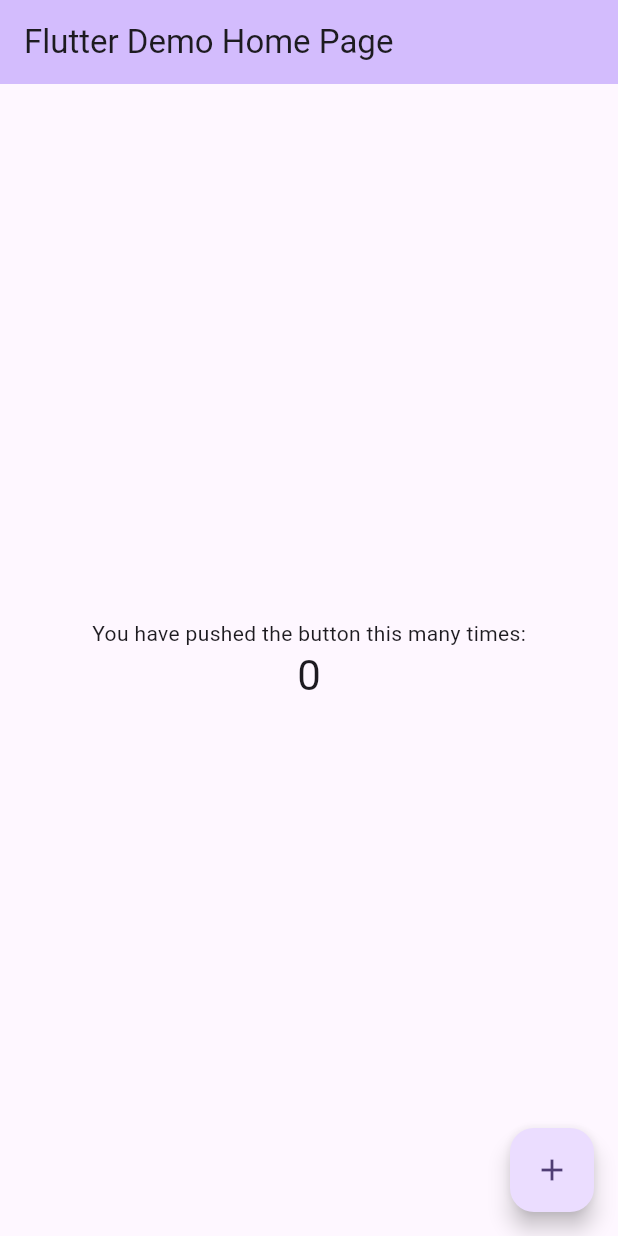
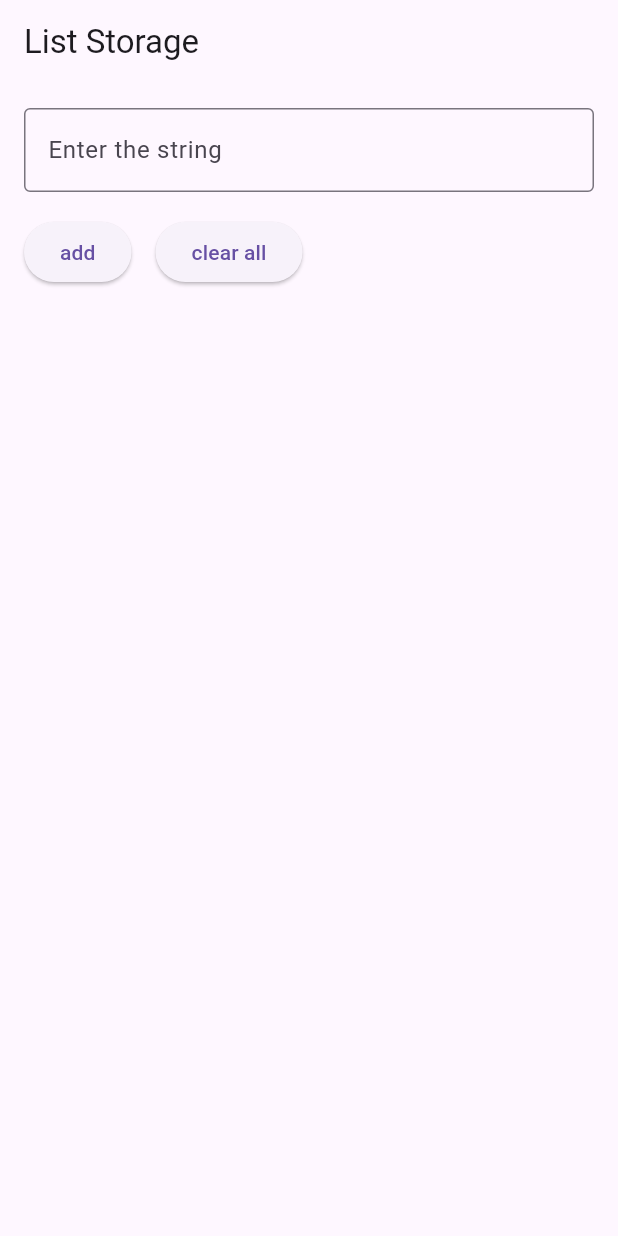
Before and after one commit to RiyaMey/sqflite_study, a Flutter app: the screen it shows after launch, on a phone screen of 412 x 824 dp. Run offline on Flutter 3.47's test engine with Material 3 defaults, Android fonts, the phone set to English and light mode, and no system bars; our stand-ins replace sqflite; accounts and stored records are empty.

Commit message:
initial interface and functionality

```diff
--- a/lib/main.dart
+++ b/lib/main.dart
@@ -1,4 +1,7 @@
 import 'package:flutter/material.dart';
+import 'dart:async';
+import 'package:sqflite_study/data_base.dart';
+import 'package:sqflite_study/word.dart';
 
 void main() {
   runApp(const MyApp());
@@ -7,46 +10,17 @@
 class MyApp extends StatelessWidget {
   const MyApp({super.key});
 
-  // This widget is the root of your application.
   @override
   Widget build(BuildContext context) {
-    return MaterialApp(
-      title: 'Flutter Demo',
-      theme: ThemeData(
-        // This is the theme of your application.
-        //
-        // TRY THIS: Try running your application with "flutter run". You'll see
-        // the application has a purple toolbar. Then, without quitting the app,
-        // try changing the seedColor in the colorScheme below to Colors.green
-        // and then invoke "hot reload" (save your changes or press the "hot
-        // reload" button in a Flutter-supported IDE, or press "r" if you used
-        // the command line to start the app).
-        //
-        // Notice that the counter didn't reset back to zero; the application
-        // state is not lost during the reload. To reset the state, use hot
-        // restart instead.
-        //
-        // This works for code too, not just values: Most code changes can be
-        // tested with just a hot reload.
-        colorScheme: ColorScheme.fromSeed(seedColor: Colors.deepPurple),
-        useMaterial3: true,
-      ),
-      home: const MyHomePage(title: 'Flutter Demo Home Page'),
+    return const MaterialApp(
+      title: 'Shared preferences demo',
+      home: MyHomePage(title: 'List Storage'),
     );
   }
 }
 
 class MyHomePage extends StatefulWidget {
   const MyHomePage({super.key, required this.title});
-
-  // This widget is the home page of your application. It is stateful, meaning
-  // that it has a State object (defined below) that contains fields that affect
-  // how it looks.
-
-  // This class is the configuration for the state. It holds the values (in this
-  // case the title) provided by the parent (in this case the App widget) and
-  // used by the build method of the State. Fields in a Widget subclass are
-  // always marked "final".
 
   final String title;
 
@@ -55,71 +29,89 @@
 }
 
 class _MyHomePageState extends State<MyHomePage> {
-  int _counter = 0;
+  List<Word> words = [];
+  final myController = TextEditingController();
 
-  void _incrementCounter() {
+  @override
+  void dispose() {
+    myController.dispose();
+    super.dispose();
+  }
+
+  @override
+  void initState() {
+    super.initState();
+    _loadWords();
+  }
+
+  Future<void> _loadWords () async {
+    final res = await DBprovider.db.getAllWords();
     setState(() {
-      // This call to setState tells the Flutter framework that something has
-      // changed in this State, which causes it to rerun the build method below
-      // so that the display can reflect the updated values. If we changed
-      // _counter without calling setState(), then the build method would not be
-      // called again, and so nothing would appear to happen.
-      _counter++;
+      words =  res;
+    });
+  }
+
+  Future<void> _addWord() async {
+    final newId = await DBprovider.db.getNewId();
+
+    setState(() {
+      final word = Word(id: newId, name: myController.text.toUpperCase(), value: myController.text.toLowerCase());
+      DBprovider.db.addWord(word);
+      myController.clear();
+      _loadWords();
+    });
+  }
+
+  Future<void> _deleteData() async {
+    setState(() {
+      DBprovider.db.deleteAllWords();
+      words.clear();
+      myController.clear();
     });
   }
 
   @override
   Widget build(BuildContext context) {
-    // This method is rerun every time setState is called, for instance as done
-    // by the _incrementCounter method above.
-    //
-    // The Flutter framework has been optimized to make rerunning build methods
-    // fast, so that you can just rebuild anything that needs updating rather
-    // than having to individually change instances of widgets.
     return Scaffold(
       appBar: AppBar(
-        // TRY THIS: Try changing the color here to a specific color (to
-        // Colors.amber, perhaps?) and trigger a hot reload to see the AppBar
-        // change color while the other colors stay the same.
-        backgroundColor: Theme.of(context).colorScheme.inversePrimary,
-        // Here we take the value from the MyHomePage object that was created by
-        // the App.build method, and use it to set our appbar title.
         title: Text(widget.title),
       ),
-      body: Center(
-        // Center is a layout widget. It takes a single child and positions it
-        // in the middle of the parent.
-        child: Column(
-          // Column is also a layout widget. It takes a list of children and
-          // arranges them vertically. By default, it sizes itself to fit its
-          // children horizontally, and tries to be as tall as its parent.
-          //
-          // Column has various properties to control how it sizes itself and
-          // how it positions its children. Here we use mainAxisAlignment to
-          // center the children vertically; the main axis here is the vertical
-          // axis because Columns are vertical (the cross axis would be
-          // horizontal).
-          //
-          // TRY THIS: Invoke "debug painting" (choose the "Toggle Debug Paint"
-          // action in the IDE, or press "p" in the console), to see the
-          // wireframe for each widget.
-          mainAxisAlignment: MainAxisAlignment.center,
-          children: <Widget>[
-            const Text(
-              'You have pushed the button this many times:',
+      body: Column(children: [
+        Padding(
+          padding: const EdgeInsets.all(16),
+          child: Column(children: [
+            TextField(
+              controller: myController,
+              decoration: const InputDecoration(
+                border: OutlineInputBorder(),
+                hintText: 'Enter the string',
+              ),
             ),
-            Text(
-              '$_counter',
-              style: Theme.of(context).textTheme.headlineMedium,
+            Padding(
+              padding: const EdgeInsets.only(top: 16),
+              child: Row(
+                children: [
+                  ElevatedButton(
+                      onPressed: _addWord, child: const Text('add')),
+                  const SizedBox(
+                    width: 16,
+                  ),
+                  ElevatedButton(
+                      onPressed: _deleteData, child: const Text('clear all')),
+                ],
+              ),
             ),
-          ],
+          ]),
         ),
-      ),
-      floatingActionButton: FloatingActionButton(
-        onPressed: _incrementCounter,
-        tooltip: 'Increment',
-        child: const Icon(Icons.add),
-      ), // This trailing comma makes auto-formatting nicer for build methods.
+        Expanded(
+          child: ListView(
+            padding: const EdgeInsets.all(16),
+            children: [
+              for (var w in words) Text('${w.id}; ${w.name}; ${w.value}'),
+            ],
+          ),
+        ),
+      ]),
     );
   }
 }
--- /dev/null
+++ b/lib/word.dart
@@ -0,0 +1,31 @@
+class Word {
+  final int id;
+  final String name;
+  final String value;
+
+  const Word({
+    required this.id,
+    required this.name,
+    required this.value,
+  });
+
+  Map<String, Object?> toMap() {
+    return {
+      'id': id,
+      'name': name,
+      'value': value,
+    };
+  }
+
+  factory Word.fromMap(Map<String, dynamic> json) => Word(
+      id: json['id'],
+      name: json['name'],
+      value: json['value'],
+    );
+
+  @override
+  String toString() {
+    return 'Word{id: $id, name: $name, value: $value}';
+  }
+
+}
--- a/pubspec.yaml
+++ b/pubspec.yaml
@@ -36,6 +36,7 @@ dependencies:
   # Use with the CupertinoIcons class for iOS style icons.
   cupertino_icons: ^1.0.6
   sqflite: ^2.3.3
+  path: ^1.9.0
 
 dev_dependencies:
   flutter_test:
```
Also changed, not shown: lib/data_base.dart (added, +61 -0 lines), pubspec.lock.
